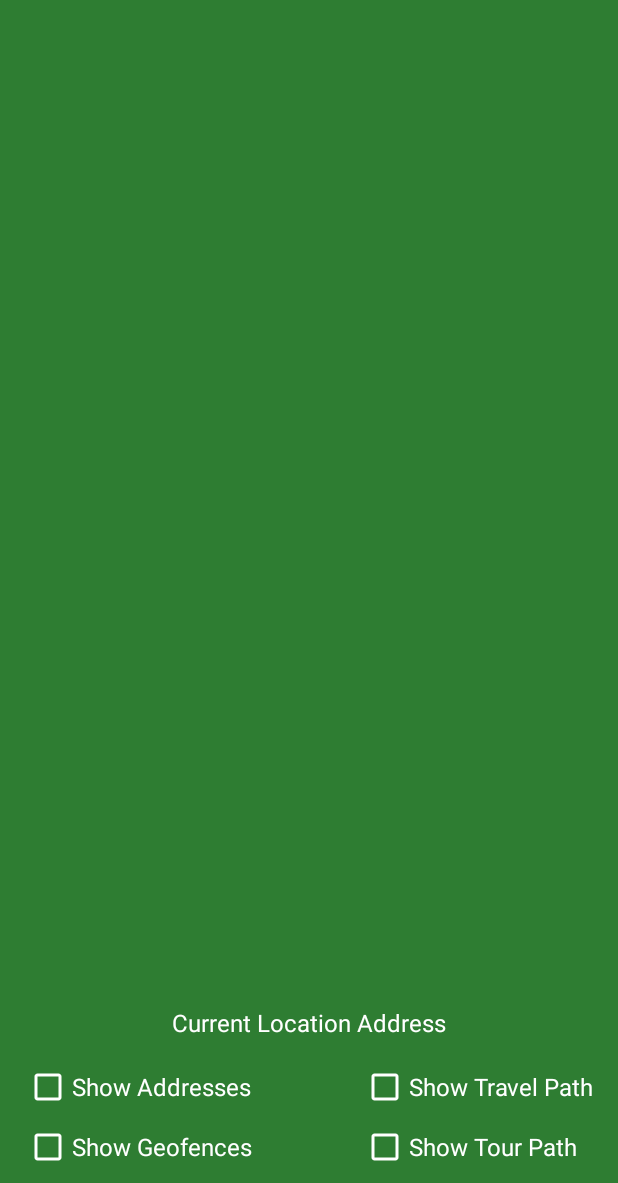
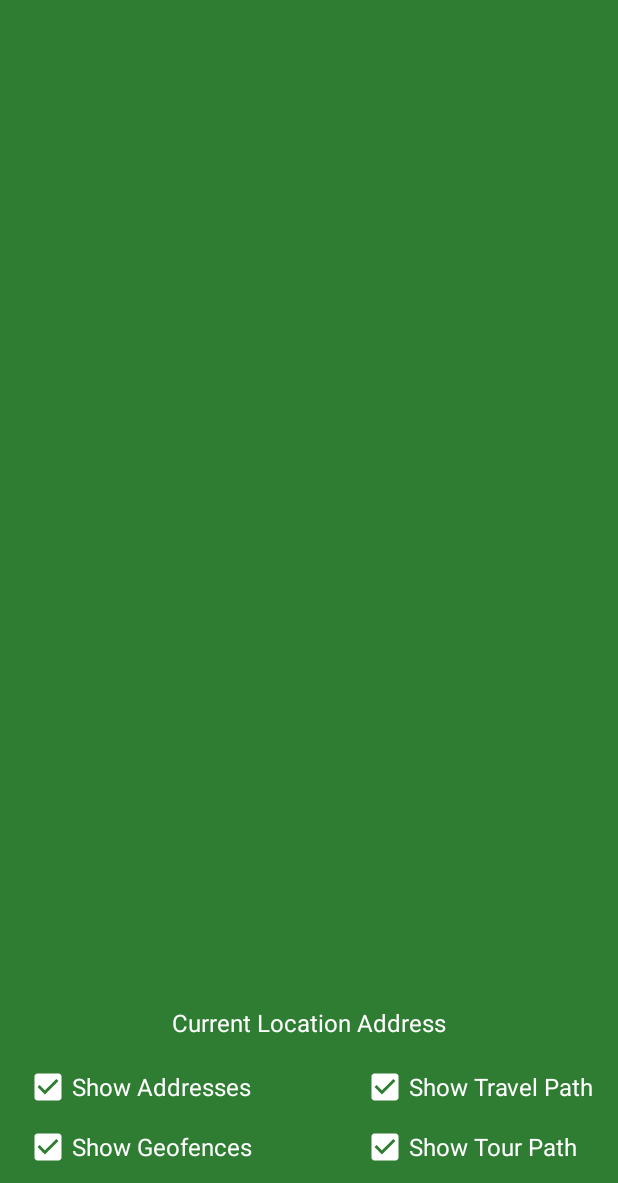
Before and after one commit to oliviagrace12/walking-tour, an Android app: the screen it shows after launch (MapsActivity), on a phone screen of 412 x 824 dp, the part 53-1236 px from its top. Run offline under Robolectric (Android 15) with nearby library versions, the light colour scheme and no system bars.

Commit message:
added toggles for address and travel path

```diff
--- a/app/src/main/java/com/example/walkingtours/MapsActivity.java
+++ b/app/src/main/java/com/example/walkingtours/MapsActivity.java
@@ -8,23 +8,35 @@ import androidx.fragment.app.FragmentActivity;
 
 import android.Manifest;
 import android.content.pm.PackageManager;
+import android.graphics.Bitmap;
+import android.graphics.BitmapFactory;
+import android.location.Address;
+import android.location.Geocoder;
 import android.location.Location;
 import android.location.LocationListener;
 import android.location.LocationManager;
 import android.os.Build;
 import android.os.Bundle;
+import android.util.DisplayMetrics;
 import android.util.Log;
+import android.widget.Button;
+import android.widget.CheckBox;
+import android.widget.TextView;
 
 import com.google.android.gms.maps.CameraUpdateFactory;
 import com.google.android.gms.maps.GoogleMap;
 import com.google.android.gms.maps.OnMapReadyCallback;
 import com.google.android.gms.maps.SupportMapFragment;
+import com.google.android.gms.maps.model.BitmapDescriptor;
+import com.google.android.gms.maps.model.BitmapDescriptorFactory;
 import com.google.android.gms.maps.model.LatLng;
+import com.google.android.gms.maps.model.Marker;
 import com.google.android.gms.maps.model.MarkerOptions;
 import com.example.walkingtours.databinding.ActivityMapsBinding;
 import com.google.android.gms.maps.model.Polyline;
 import com.google.android.gms.maps.model.PolylineOptions;
 
+import java.io.IOException;
 import java.util.ArrayList;
 import java.util.List;
 import java.util.stream.Collectors;
@@ -39,6 +51,10 @@ public class MapsActivity extends FragmentActivity implements OnMapReadyCallback
     private static final int COMBO_LOC_REQ = 111;
     private static final int FINE_LOC_ONLY_REQ = 222;
     private static final int BACKGROUND_LOC_ONLY_REQ = 333;
+    private final static float ZOOM_DEFAULT = 17.0f;
+
+    public int screenHeight;
+    public int screenWidth;
 
     private GoogleMap mMap;
     private ActivityMapsBinding binding;
@@ -46,7 +62,14 @@ public class MapsActivity extends FragmentActivity implements OnMapReadyCallback
     private LocationListener locationListener;
     private LocationManager locationManager;
     private Polyline latLngPolyline;
-    private final static float ZOOM_DEFAULT = 17.0f;
+    private Geocoder geocoder;
+    private Marker walkerMarker;
+
+    private TextView currentLocationTextView;
+    private CheckBox showAddressesCheckbox;
+    private CheckBox showGeofencesCheckbox;
+    private CheckBox showTravelPathCheckbox;
+    private CheckBox showTourPathCheckbox;
 
     @Override
     protected void onCreate(Bundle savedInstanceState) {
@@ -55,10 +78,26 @@ public class MapsActivity extends FragmentActivity implements OnMapReadyCallback
         binding = ActivityMapsBinding.inflate(getLayoutInflater());
         setContentView(binding.getRoot());
 
+        getScreenDimensions();
+        geocoder = new Geocoder(this);
+
         // Obtain the SupportMapFragment and get notified when the map is ready to be used.
         SupportMapFragment mapFragment = (SupportMapFragment) getSupportFragmentManager()
                 .findFragmentById(R.id.map);
         mapFragment.getMapAsync(this);
+
+        currentLocationTextView = findViewById(R.id.currentLocationAddressView);
+        showAddressesCheckbox = findViewById(R.id.showAddressesCheckbox);
+        showGeofencesCheckbox = findViewById(R.id.showGeofencesCheckbox);
+        showTravelPathCheckbox = findViewById(R.id.showTravelPathCheckbox);
+        showTourPathCheckbox = findViewById(R.id.showTourPathCheckbox);
+    }
+
+    private void getScreenDimensions() {
+        DisplayMetrics displayMetrics = new DisplayMetrics();
+        getWindowManager().getDefaultDisplay().getRealMetrics(displayMetrics);
+        screenHeight = displayMetrics.heightPixels;
+        screenWidth = displayMetrics.widthPixels;
     }
 
     /**
@@ -105,10 +144,39 @@ public class MapsActivity extends FragmentActivity implements OnMapReadyCallback
 
         if (latLngs.size() == 1) {
             createInitialLocation(latLng);
+        } else {
+            addAdditionalLocation(latLng);
+        }
+
+        populateAddressField(latLng);
+        updateWalkerMarker(latLng);
+    }
+
+    private void updateWalkerMarker(LatLng latLng) {
+        double radius = getRadius();
+        if (Double.isNaN(radius)) {
             return;
         }
+        Bitmap icon = BitmapFactory.decodeResource(getResources(), R.drawable.walker_right);
+        Bitmap resizedIcon = Bitmap.createScaledBitmap(icon, (int) radius, (int) radius, false);
+        BitmapDescriptor iconBitmap = BitmapDescriptorFactory.fromBitmap(resizedIcon);
 
-        addAdditionalLocation(latLng);
+        MarkerOptions markerOptions = new MarkerOptions();
+        markerOptions.icon(iconBitmap);
+        markerOptions.position(latLng);
+
+        if (walkerMarker != null) {
+            walkerMarker.remove();
+        }
+
+        walkerMarker = mMap.addMarker(markerOptions);
+    }
+
+    private double getRadius() {
+        double zoom = mMap.getCameraPosition().zoom;
+        double factor = ((35.0 / 2.0 * zoom) - (355.0 / 2.0));
+        double multiplier = ((7.0f / 7200.0f) * screenWidth) - (1.0f / 20.0f);
+        return factor * multiplier;
     }
 
     private void createInitialLocation(LatLng latLng) {
@@ -116,10 +184,28 @@ public class MapsActivity extends FragmentActivity implements OnMapReadyCallback
         mMap.animateCamera(CameraUpdateFactory.newLatLngZoom(latLng, ZOOM_DEFAULT));
     }
 
+    private void populateAddressField(LatLng latLng) {
+        if (showAddressesCheckbox.isChecked()) {
+            List<Address> currentLocationAddresses = new ArrayList<>();
+            try {
+                currentLocationAddresses = geocoder.getFromLocation(latLng.latitude, latLng.longitude, 1);
+            } catch (IOException e) {
+                Log.w(TAG, "Could not get address of current location");
+            }
+            if (!currentLocationAddresses.isEmpty()) {
+                currentLocationTextView.setText(currentLocationAddresses.get(0).getAddressLine(0));
+            }
+        } else {
+            currentLocationTextView.setText("");
+        }
+    }
+
     private void addAdditionalLocation(LatLng latLng) {
-        PolylineOptions polylineOptions = new PolylineOptions();
-        polylineOptions.addAll(latLngs);
-        latLngPolyline = mMap.addPolyline(polylineOptions);
+        if (showTravelPathCheckbox.isChecked()) {
+            PolylineOptions polylineOptions = new PolylineOptions();
+            polylineOptions.addAll(latLngs);
+            latLngPolyline = mMap.addPolyline(polylineOptions);
+        }
         mMap.animateCamera(CameraUpdateFactory.newLatLngZoom(latLng, ZOOM_DEFAULT));
     }
 
--- a/app/src/main/res/layout/activity_maps.xml
+++ b/app/src/main/res/layout/activity_maps.xml
@@ -25,6 +25,7 @@
         android:layout_marginStart="16dp"
         android:layout_marginBottom="8dp"
         android:buttonTint="@color/white"
+        android:checked="true"
         android:text="@string/show_geofences"
         android:textColor="@color/white"
         android:textSize="16sp"
@@ -39,7 +40,8 @@
         android:layout_marginStart="16dp"
         android:layout_marginBottom="8dp"
         android:buttonTint="@color/white"
-        android:text="Show Addresses"
+        android:checked="true"
+        android:text="@string/show_addresses"
         android:textColor="@color/white"
         android:textSize="16sp"
         app:layout_constraintBottom_toTopOf="@+id/showGeofencesCheckbox"
@@ -52,7 +54,8 @@
         android:layout_marginEnd="16dp"
         android:layout_marginBottom="8dp"
         android:buttonTint="@color/white"
-        android:text="Show Travel Path"
+        android:checked="true"
+        android:text="@string/show_travel_path"
         android:textColor="@color/white"
         android:textSize="16sp"
         app:layout_constraintBottom_toTopOf="@+id/showTourPathCheckbox"
@@ -64,7 +67,8 @@
         android:layout_height="wrap_content"
         android:layout_marginBottom="8dp"
         android:buttonTint="@color/white"
-        android:text="Show Tour Path"
+        android:checked="true"
+        android:text="@string/show_tour_path"
         android:textColor="@color/white"
         android:textSize="16sp"
         app:layout_constraintBottom_toBottomOf="parent"
@@ -74,8 +78,10 @@
         android:id="@+id/currentLocationAddressView"
         android:layout_width="wrap_content"
         android:layout_height="wrap_content"
+        android:layout_marginStart="8dp"
+        android:layout_marginEnd="8dp"
         android:layout_marginBottom="16dp"
-        android:text="Current Location Address"
+        android:text="@string/current_location_address"
         android:textColor="@color/white"
         android:textSize="16sp"
         app:layout_constraintBottom_toTopOf="@+id/showAddressesCheckbox"
--- a/app/src/main/res/values/strings.xml
+++ b/app/src/main/res/values/strings.xml
@@ -2,4 +2,8 @@
     <string name="app_name">Walking Tours</string>
     <string name="title_activity_maps">Map</string>
     <string name="show_geofences">Show Geofences</string>
+    <string name="show_addresses">Show Addresses</string>
+    <string name="show_travel_path">Show Travel Path</string>
+    <string name="show_tour_path">Show Tour Path</string>
+    <string name="current_location_address">Current Location Address</string>
 </resources>
```
